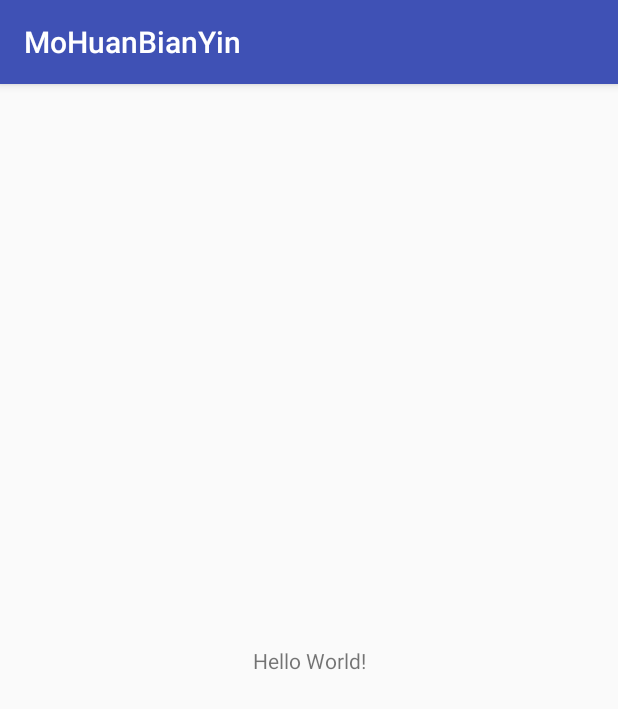
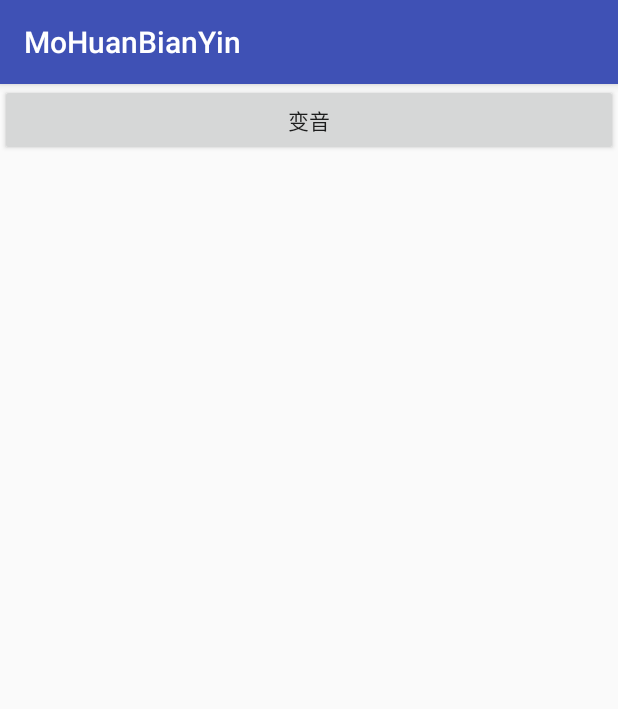
Before and after one commit to 1794208519/MoHuanBianYin, an Android app: the screen it shows after launch (MainActivity), on a phone screen of 412 x 824 dp. Shown: the top 709 px of the screen. Run offline under Robolectric (Android 15) with nearby library versions, the phone set to English and light mode, and no system bars.

Commit message:
测试界面

```diff
--- a/app/src/main/res/layout/activity_main.xml
+++ b/app/src/main/res/layout/activity_main.xml
@@ -6,13 +6,9 @@
     android:layout_height="match_parent"
     tools:context="com.mohuanbianyin.fxw.mohuanbianyin.MainActivity">
 
-    <TextView
-        android:layout_width="wrap_content"
-        android:layout_height="wrap_content"
-        android:text="Hello World!"
-        app:layout_constraintBottom_toBottomOf="parent"
-        app:layout_constraintLeft_toLeftOf="parent"
-        app:layout_constraintRight_toRightOf="parent"
-        app:layout_constraintTop_toTopOf="parent" />
+   <Button
+       android:layout_width="match_parent"
+       android:layout_height="wrap_content"
+       android:text="变音"/>
 
 </android.support.constraint.ConstraintLayout>
```
